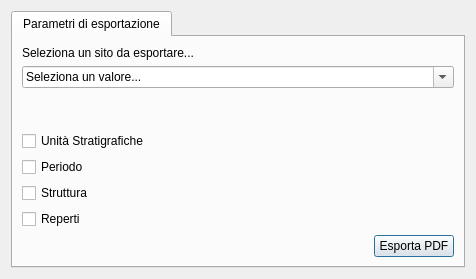
This is pyarchinit/modules/gui/pyarchinit_pdf_exp_ui.ui in pyarchinit/pyarchinit_218 as Qt 5 draws it before an edit. The edited form follows.
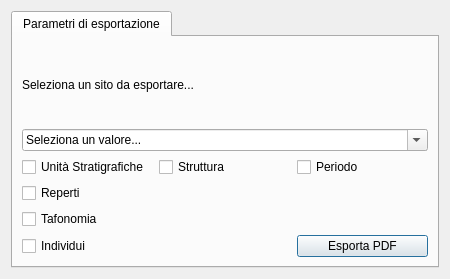
This is the edited form. Icons and pictures are not drawn.

```diff
--- a/pyarchinit/modules/gui/pyarchinit_pdf_exp_ui.ui
+++ b/pyarchinit/modules/gui/pyarchinit_pdf_exp_ui.ui
@@ -12,7 +12,7 @@
    <rect>
     <x>0</x>
     <y>0</y>
-    <width>476</width>
+    <width>450</width>
     <height>279</height>
    </rect>
   </property>
@@ -55,7 +55,7 @@
        <string>Parametri di esportazione</string>
       </attribute>
       <layout class="QGridLayout" name="gridLayout">
-       <item row="0" column="0" colspan="5">
+       <item row="0" column="0" colspan="3">
         <layout class="QVBoxLayout" name="verticalLayout">
          <item>
           <widget class="QLabel" name="label">
@@ -94,102 +94,114 @@
            </item>
           </widget>
          </item>
-         <item>
-          <spacer name="verticalSpacer_2">
-           <property name="orientation">
-            <enum>Qt::Vertical</enum>
-           </property>
-           <property name="sizeHint" stdset="0">
-            <size>
-             <width>20</width>
-             <height>40</height>
-            </size>
-           </property>
-          </spacer>
-         </item>
         </layout>
        </item>
-       <item row="1" column="0" colspan="3">
+       <item row="1" column="0">
         <widget class="QCheckBox" name="checkBox_US">
          <property name="text">
           <string>Unità Stratigrafiche</string>
          </property>
-        </widget>
-       </item>
-       <item row="1" column="3" colspan="2">
-        <spacer name="horizontalSpacer_6">
-         <property name="orientation">
-          <enum>Qt::Horizontal</enum>
+         <property name="icon">
+          <iconset resource="resources.qrc">
+           <normaloff>:/images/iconPAI.png</normaloff>:/images/iconPAI.png</iconset>
          </property>
-         <property name="sizeHint" stdset="0">
+         <property name="iconSize">
           <size>
-           <width>250</width>
-           <height>20</height>
+           <width>30</width>
+           <height>30</height>
           </size>
          </property>
-        </spacer>
-       </item>
-       <item row="2" column="0">
-        <widget class="QCheckBox" name="checkBox_periodo">
-         <property name="text">
-          <string>Periodo</string>
-         </property>
         </widget>
        </item>
-       <item row="2" column="1" colspan="3">
-        <spacer name="horizontalSpacer_7">
-         <property name="orientation">
-          <enum>Qt::Horizontal</enum>
-         </property>
-         <property name="sizeHint" stdset="0">
-          <size>
-           <width>448</width>
-           <height>20</height>
-          </size>
-         </property>
-        </spacer>
-       </item>
-       <item row="3" column="0" colspan="2">
+       <item row="1" column="1">
         <widget class="QCheckBox" name="checkBox_struttura">
          <property name="text">
           <string>Struttura</string>
          </property>
+         <property name="icon">
+          <iconset resource="resources.qrc">
+           <normaloff>:/images/iconStrutt.png</normaloff>:/images/iconStrutt.png</iconset>
+         </property>
+         <property name="iconSize">
+          <size>
+           <width>30</width>
+           <height>30</height>
+          </size>
+         </property>
         </widget>
        </item>
-       <item row="3" column="2" colspan="3">
-        <spacer name="horizontalSpacer_9">
-         <property name="orientation">
-          <enum>Qt::Horizontal</enum>
+       <item row="1" column="2">
+        <widget class="QCheckBox" name="checkBox_periodo">
+         <property name="text">
+          <string>Periodo</string>
          </property>
-         <property name="sizeHint" stdset="0">
+         <property name="icon">
+          <iconset resource="resources.qrc">
+           <normaloff>:/images/iconPER.png</normaloff>:/images/iconPER.png</iconset>
+         </property>
+         <property name="iconSize">
           <size>
-           <width>307</width>
-           <height>20</height>
+           <width>30</width>
+           <height>30</height>
           </size>
          </property>
-        </spacer>
+        </widget>
        </item>
-       <item row="4" column="0">
+       <item row="2" column="0">
         <widget class="QCheckBox" name="checkBox_reperti">
          <property name="text">
           <string>Reperti</string>
          </property>
+         <property name="icon">
+          <iconset resource="resources.qrc">
+           <normaloff>:/images/finds.png</normaloff>:/images/finds.png</iconset>
+         </property>
+         <property name="iconSize">
+          <size>
+           <width>30</width>
+           <height>30</height>
+          </size>
+         </property>
         </widget>
        </item>
-       <item row="4" column="2" colspan="2">
-        <spacer name="horizontalSpacer_10">
-         <property name="orientation">
-          <enum>Qt::Horizontal</enum>
+       <item row="3" column="0">
+        <widget class="QCheckBox" name="checkBox_tafonomia">
+         <property name="text">
+          <string>Tafonomia</string>
          </property>
-         <property name="sizeHint" stdset="0">
+         <property name="icon">
+          <iconset resource="resources.qrc">
+           <normaloff>:/images/iconGrave.png</normaloff>:/images/iconGrave.png</iconset>
+         </property>
+         <property name="iconSize">
           <size>
-           <width>178</width>
-           <height>17</height>
+           <width>30</width>
+           <height>30</height>
           </size>
          </property>
-        </spacer>
+         <property name="tristate">
+          <bool>false</bool>
+         </property>
+        </widget>
        </item>
-       <item row="5" column="4">
+       <item row="4" column="0">
+        <widget class="QCheckBox" name="checkBox_individui">
+         <property name="text">
+          <string>Individui</string>
+         </property>
+         <property name="icon">
+          <iconset resource="resources.qrc">
+           <normaloff>:/images/iconIND.png</normaloff>:/images/iconIND.png</iconset>
+         </property>
+         <property name="iconSize">
+          <size>
+           <width>30</width>
+           <height>30</height>
+          </size>
+         </property>
+        </widget>
+       </item>
+       <item row="4" column="2">
         <widget class="QPushButton" name="pushButton_exp_pdf">
          <property name="text">
           <string>Esporta PDF</string>
```
Left out of the diff: 4 changed lines with no effect on the pictures.
